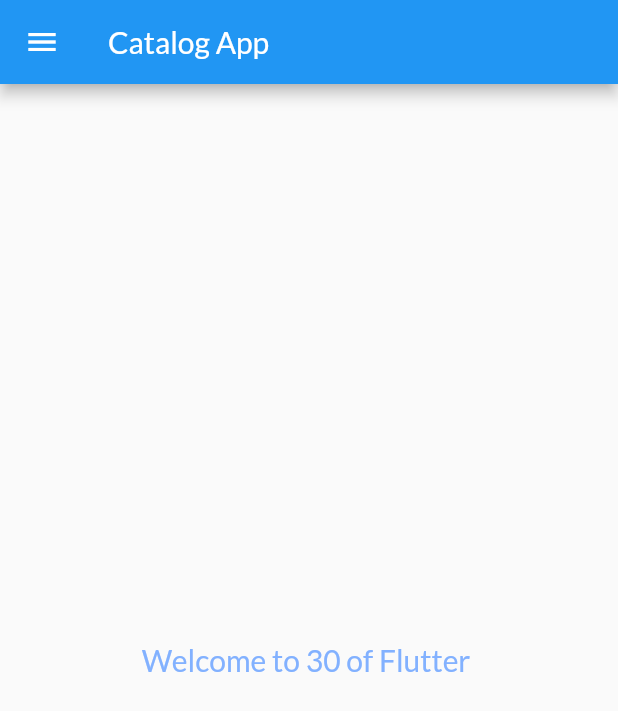
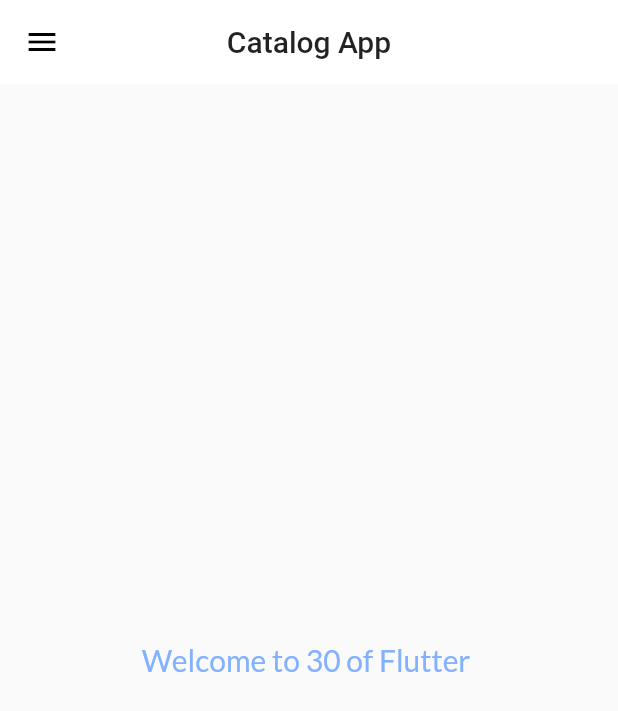
Before and after one commit to adityamuley29/FlutterCatalog, a Flutter app: the screen it shows after launch, on a phone screen of 412 x 824 dp. Shown: the top 711 px of the screen. Run offline on Flutter 3.47's test engine with Material 2 defaults, Android fonts, the phone set to English and light mode, and no system bars; our stand-ins replace google_fonts.

Commit message:
theams extracted

```diff
--- a/lib/main.dart
+++ b/lib/main.dart
@@ -3,7 +3,7 @@ import 'screens/homePage.dart';
 import 'screens/loginPage.dart';
 import 'package:google_fonts/google_fonts.dart';
 import 'utils/routes.dart';
-
+import 'widgets/theams.dart';
 
 void main() {
   runApp(MyApp());
@@ -15,14 +15,15 @@ class MyApp extends StatelessWidget {
   @override
   Widget build(BuildContext context) {
     return MaterialApp(
-      theme: ThemeData(brightness: Brightness.light,
-      fontFamily: GoogleFonts.lato().fontFamily ),
+      themeMode: ThemeMode.light,
+      theme: MyTheme.lightTheme(context),
+      darkTheme: MyTheme.darkTheme(context),
       debugShowCheckedModeBanner: false,
       initialRoute: MyRoutes.homeRoute,
       routes: {
         '/': (context) => LogIn(),
-        MyRoutes.homeRoute : (context) => HomePage(),
-        MyRoutes.loginRoute : (context) => LogIn(),
+        MyRoutes.homeRoute: (context) => HomePage(),
+        MyRoutes.loginRoute: (context) => LogIn(),
       },
     );
   }
--- a/lib/screens/homePage.dart
+++ b/lib/screens/homePage.dart
@@ -8,6 +8,7 @@ class HomePage extends StatelessWidget {
     return Scaffold(
       appBar: AppBar(
         title: Text("Catalog App"),
+        centerTitle: true,
       ),
       body: Center(
         child: Container(
--- /dev/null
+++ b/lib/widgets/theams.dart
@@ -0,0 +1,19 @@
+import 'package:flutter/material.dart';
+import 'package:google_fonts/google_fonts.dart';
+
+class MyTheme {
+  static ThemeData lightTheme(BuildContext context) => ThemeData(
+        primarySwatch: Colors.blue,
+        fontFamily: GoogleFonts.lato().fontFamily,
+        appBarTheme: AppBarTheme(
+            color: Colors.white,
+            elevation: 0.0,
+            iconTheme: IconThemeData(color: Colors.black),
+            textTheme: Theme.of(context).textTheme),
+      );
+
+
+  static ThemeData darkTheme(BuildContext context) => ThemeData(
+        brightness: Brightness.dark,
+      );
+}
```
